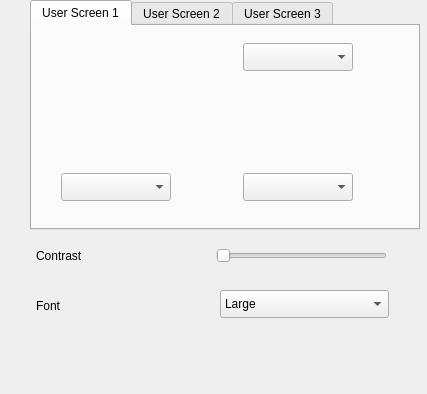
First picture: the form in src/configuration/flytec/DisplayFrame.ui, repository Iv/FlyHigh, before the edit.
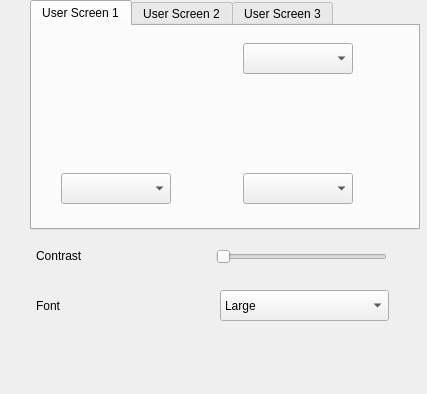
Second picture: the form after the edit.

Patch:
```diff
--- a/src/configuration/flytec/DisplayFrame.ui
+++ b/src/configuration/flytec/DisplayFrame.ui
@@ -63,7 +63,7 @@
           <x>216</x>
           <y>246</y>
           <width>171</width>
-          <height>20</height>
+     <height>21</height>
         </rect>
       </property>
       <property name="minimum">
@@ -88,7 +88,7 @@
           <x>220</x>
           <y>290</y>
           <width>169</width>
-          <height>28</height>
+     <height>31</height>
         </rect>
       </property>
       <item>
@@ -137,7 +137,7 @@
               <x>29</x>
               <y>147</y>
               <width>110</width>
-              <height>28</height>
+       <height>31</height>
             </rect>
           </property>
         </widget>
@@ -147,7 +147,7 @@
               <x>211</x>
               <y>147</y>
               <width>110</width>
-              <height>28</height>
+       <height>31</height>
             </rect>
           </property>
         </widget>
@@ -157,7 +157,7 @@
               <x>211</x>
               <y>17</y>
               <width>110</width>
-              <height>28</height>
+       <height>31</height>
             </rect>
           </property>
         </widget>
```
Left out of the diff: 22 changed lines with no effect on the pictures. Lines whose indentation alone changed are shown as unchanged.
